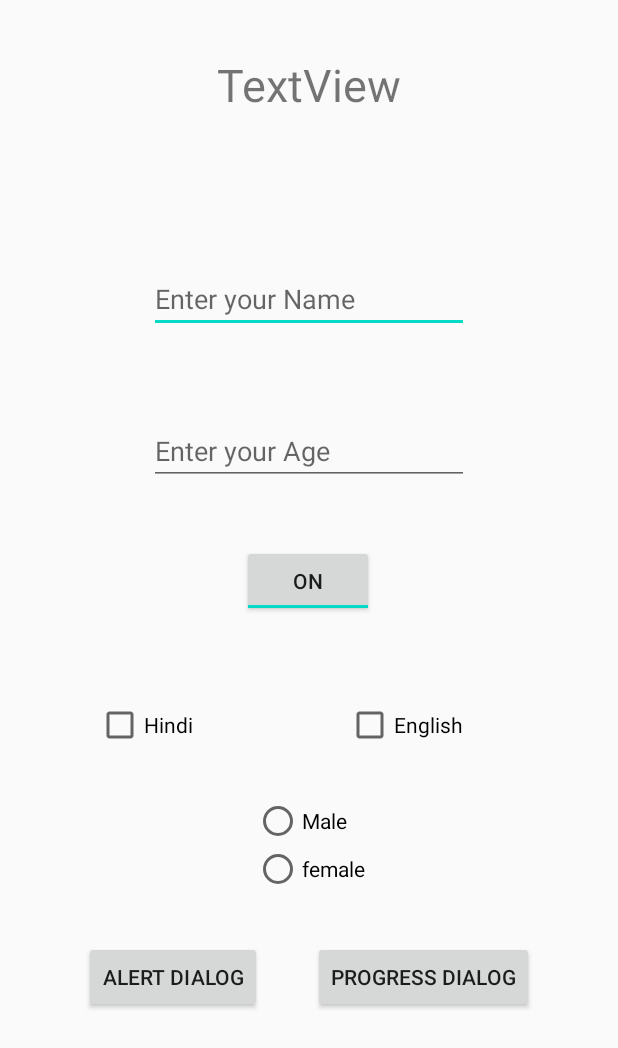
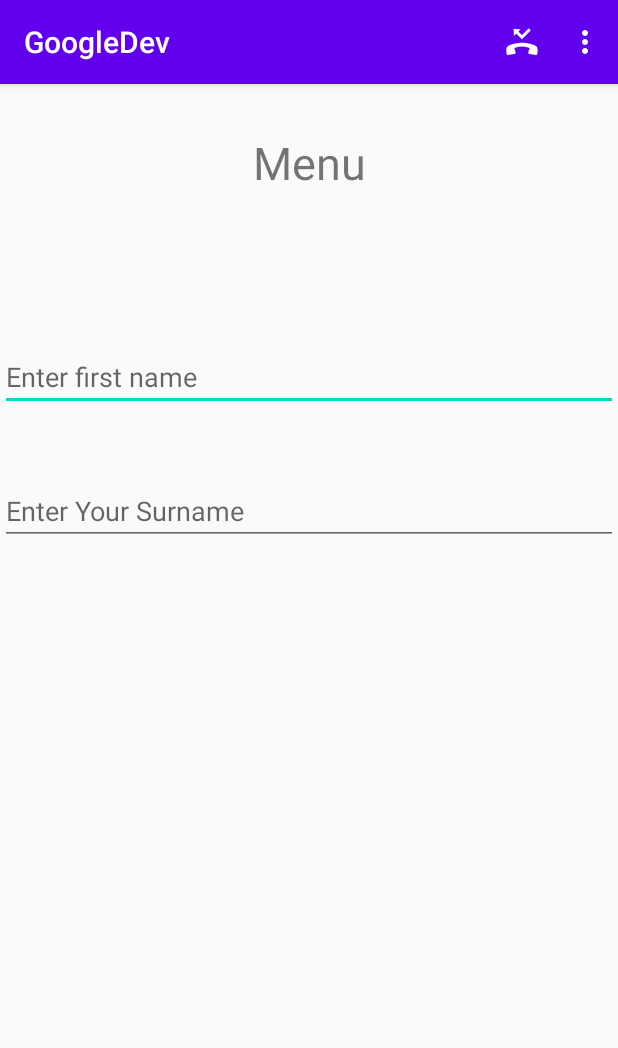
Before and after one commit to vikaschauhan1995/GoogleDev, an Android app: the screen it shows after launch (MainActivity), on a phone screen of 412 x 824 dp. Shown: the top 1048 px of the screen. Run offline under Robolectric (Android 15) with nearby library versions, the phone set to English and light mode, and no system bars.

Commit message:
Menu demo Add menu, clickable menu items, longpress into input to open option menu with clickable items

```diff
--- a/app/src/main/AndroidManifest.xml
+++ b/app/src/main/AndroidManifest.xml
@@ -9,10 +9,8 @@
         android:roundIcon="@mipmap/ic_launcher_round"
         android:supportsRtl="true"
         android:theme="@style/AppTheme">
-        <activity android:name=".Second"></activity>
         <activity
-            android:name=".MainActivity"
-            android:theme="@style/AppTheme.NoActionBar">
+            android:name=".MainActivity">
             <intent-filter>
                 <action android:name="android.intent.action.MAIN" />
 
--- a/app/src/main/res/layout/activity_main.xml
+++ b/app/src/main/res/layout/activity_main.xml
@@ -6,117 +6,39 @@
     android:layout_height="match_parent"
     tools:context=".MainActivity">
 
+
     <TextView
-        android:id="@+id/textView7"
+        android:id="@+id/textView2"
         android:layout_width="wrap_content"
         android:layout_height="wrap_content"
-        android:layout_marginTop="36dp"
-        android:text="TextView"
+        android:layout_marginTop="32dp"
+        android:text="Menu"
         android:textSize="30sp"
         app:layout_constraintEnd_toEndOf="parent"
         app:layout_constraintStart_toStartOf="parent"
         app:layout_constraintTop_toTopOf="parent" />
 
     <EditText
-        android:id="@+id/editTextTextPersonName4"
-        android:layout_width="wrap_content"
+        android:id="@+id/edit1"
+        android:layout_width="match_parent"
         android:layout_height="wrap_content"
         android:layout_marginTop="100dp"
         android:ems="10"
-        android:hint="Enter your Name"
+        android:hint="Enter first name"
         android:inputType="textPersonName"
         app:layout_constraintEnd_toEndOf="parent"
         app:layout_constraintStart_toStartOf="parent"
-        app:layout_constraintTop_toBottomOf="@+id/textView7" />
+        app:layout_constraintTop_toBottomOf="@+id/textView2" />
 
     <EditText
-        android:id="@+id/editTextTextPersonName5"
-        android:layout_width="wrap_content"
+        android:id="@+id/edit2"
+        android:layout_width="match_parent"
         android:layout_height="wrap_content"
-        android:layout_marginTop="56dp"
+        android:layout_marginTop="44dp"
         android:ems="10"
-        android:hint="Enter your Age"
-        android:inputType="number"
+        android:hint="Enter Your Surname"
+        android:inputType="textPersonName"
         app:layout_constraintEnd_toEndOf="parent"
         app:layout_constraintStart_toStartOf="parent"
-        app:layout_constraintTop_toBottomOf="@+id/editTextTextPersonName4" />
-
-    <ToggleButton
-        android:id="@+id/toggleButton"
-        android:layout_width="wrap_content"
-        android:layout_height="wrap_content"
-        android:layout_marginTop="40dp"
-        android:checked="true"
-        android:text="ToggleButton"
-        android:textOff="off"
-        android:textOn="on"
-        app:layout_constraintEnd_toEndOf="parent"
-        app:layout_constraintHorizontal_bias="0.498"
-        app:layout_constraintStart_toStartOf="parent"
-        app:layout_constraintTop_toBottomOf="@+id/editTextTextPersonName5" />
-
-    <CheckBox
-        android:id="@+id/checkBox3"
-        android:layout_width="wrap_content"
-        android:layout_height="wrap_content"
-        android:layout_marginStart="64dp"
-        android:layout_marginTop="56dp"
-        android:text="Hindi"
-        app:layout_constraintStart_toStartOf="parent"
-        app:layout_constraintTop_toBottomOf="@+id/toggleButton" />
-
-    <CheckBox
-        android:id="@+id/checkBox2"
-        android:layout_width="wrap_content"
-        android:layout_height="wrap_content"
-        android:layout_marginTop="56dp"
-        android:text="English"
-        app:layout_constraintEnd_toEndOf="parent"
-        app:layout_constraintHorizontal_bias="0.496"
-        app:layout_constraintStart_toEndOf="@+id/checkBox3"
-        app:layout_constraintTop_toBottomOf="@+id/toggleButton" />
-
-    <RadioGroup
-        android:id="@+id/radioGroup2"
-        android:layout_width="wrap_content"
-        android:layout_height="wrap_content"
-        android:layout_marginTop="120dp"
-        app:layout_constraintEnd_toEndOf="parent"
-        app:layout_constraintStart_toStartOf="parent"
-        app:layout_constraintTop_toBottomOf="@+id/toggleButton">
-
-        <RadioButton
-            android:id="@+id/male"
-            android:layout_width="match_parent"
-            android:layout_height="wrap_content"
-            android:text="Male" />
-
-        <RadioButton
-            android:id="@+id/female"
-            android:layout_width="match_parent"
-            android:layout_height="wrap_content"
-            android:text="female" />
-    </RadioGroup>
-
-    <Button
-        android:id="@+id/button6"
-        android:layout_width="wrap_content"
-        android:layout_height="wrap_content"
-        android:layout_marginStart="56dp"
-        android:layout_marginTop="32dp"
-        android:onClick="openAlert"
-        android:text="Alert Dialog"
-        app:layout_constraintStart_toStartOf="parent"
-        app:layout_constraintTop_toBottomOf="@+id/radioGroup2" />
-
-    <Button
-        android:id="@+id/button7"
-        android:layout_width="wrap_content"
-        android:layout_height="wrap_content"
-        android:layout_marginTop="32dp"
-        android:layout_marginEnd="56dp"
-        android:text="Progress Dialog"
-        android:onClick="openProgress"
-        app:layout_constraintEnd_toEndOf="parent"
-        app:layout_constraintTop_toBottomOf="@+id/radioGroup2" />
+        app:layout_constraintTop_toBottomOf="@+id/edit1" />
 </androidx.constraintlayout.widget.ConstraintLayout>
--- /dev/null
+++ b/app/src/main/res/menu/edit1_menu.xml
@@ -0,0 +1,11 @@
+<?xml version="1.0" encoding="utf-8"?>
+<menu xmlns:app="http://schemas.android.com/apk/res-auto"
+    xmlns:android="http://schemas.android.com/apk/res/android">
+
+    <item
+        android:id="@+id/i1"
+        android:title="Item1" />
+    <item
+        android:id="@+id/i2"
+        android:title="Item2" />
+</menu>
--- /dev/null
+++ b/app/src/main/res/menu/edit2_menu.xml
@@ -0,0 +1,11 @@
+<?xml version="1.0" encoding="utf-8"?>
+<menu xmlns:app="http://schemas.android.com/apk/res-auto"
+    xmlns:android="http://schemas.android.com/apk/res/android">
+
+    <item
+        android:id="@+id/s1"
+        android:title="One" />
+    <item
+        android:id="@+id/s2"
+        android:title="two" />
+</menu>
--- /dev/null
+++ b/app/src/main/res/menu/option_menu.xml
@@ -0,0 +1,21 @@
+<?xml version="1.0" encoding="utf-8"?>
+<menu xmlns:app="http://schemas.android.com/apk/res-auto"
+    xmlns:android="http://schemas.android.com/apk/res/android">
+
+    <item android:title="Setting"
+        android:orderInCategory="10"
+        app:showAsAction="never"
+        android:id="@+id/m1"
+        />
+    <item
+        android:id="@+id/m2"
+        android:icon="@android:drawable/stat_notify_missed_call"
+        android:orderInCategory="11"
+        android:title="Mic"
+        app:showAsAction="always" />
+    <item android:title="Status"
+        android:id="@+id/m3"
+        android:orderInCategory="7"
+
+        />
+</menu>
```
Also changed, not shown: app/src/main/java/com/example/googledev/MainActivity.java (+61 -69 lines), app/src/main/java/com/example/googledev/Second.java (deleted, +0 -20 lines), app/src/main/res/layout/activity_second.xml (deleted, +0 -31 lines).
